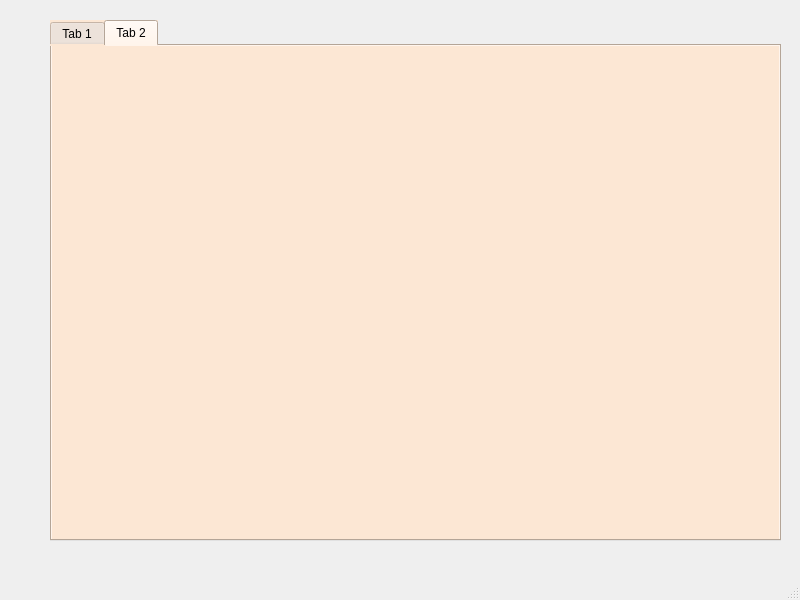
The window that mainwindow.ui (guir0t/Smart-Beauty-Center-2A15) describes before a commit, drawn with Qt 5.
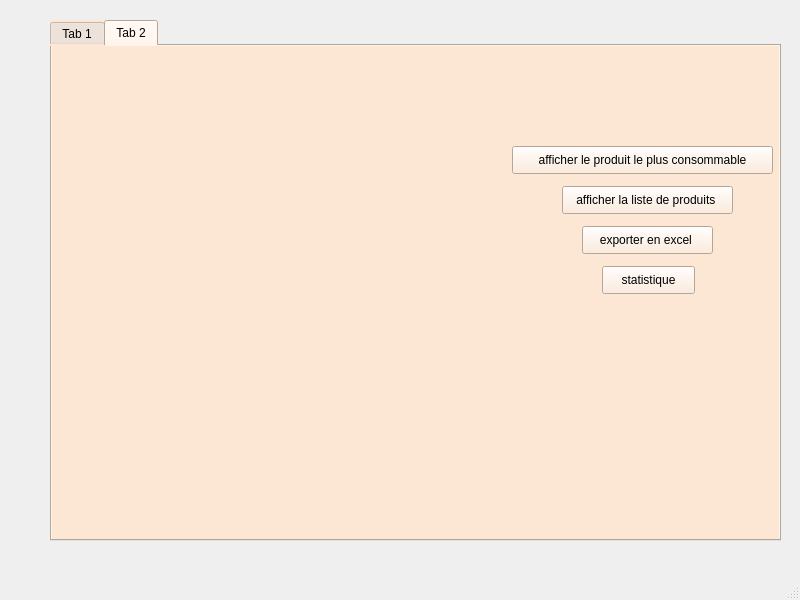
The same window after the commit. The open tabs and pages were chosen to show the change.

Commit message: 2nd maquette

The edit to the form file:
```diff
--- a/mainwindow.ui
+++ b/mainwindow.ui
@@ -297,6 +297,58 @@
      <attribute name="title">
       <string>Tab 2</string>
      </attribute>
+     <widget class="QPushButton" name="pushButton">
+      <property name="geometry">
+       <rect>
+        <x>460</x>
+        <y>100</y>
+        <width>261</width>
+        <height>28</height>
+       </rect>
+      </property>
+      <property name="text">
+       <string>afficher le produit le plus consommable</string>
+      </property>
+     </widget>
+     <widget class="QPushButton" name="pushButton_2">
+      <property name="geometry">
+       <rect>
+        <x>510</x>
+        <y>140</y>
+        <width>171</width>
+        <height>28</height>
+       </rect>
+      </property>
+      <property name="text">
+       <string>afficher la liste de produits </string>
+      </property>
+     </widget>
+     <widget class="QPushButton" name="pushButton_5">
+      <property name="geometry">
+       <rect>
+        <x>530</x>
+        <y>180</y>
+        <width>131</width>
+        <height>28</height>
+       </rect>
+      </property>
+      <property name="text">
+       <string>exporter en excel </string>
+      </property>
+     </widget>
+     <widget class="QPushButton" name="pushButton_6">
+      <property name="geometry">
+       <rect>
+        <x>550</x>
+        <y>220</y>
+        <width>93</width>
+        <height>28</height>
+       </rect>
+      </property>
+      <property name="text">
+       <string>statistique</string>
+      </property>
+     </widget>
     </widget>
    </widget>
   </widget>
```
Left out of the diff: 2 changed lines with no effect on the pictures. The commit also changes 1 other file.
